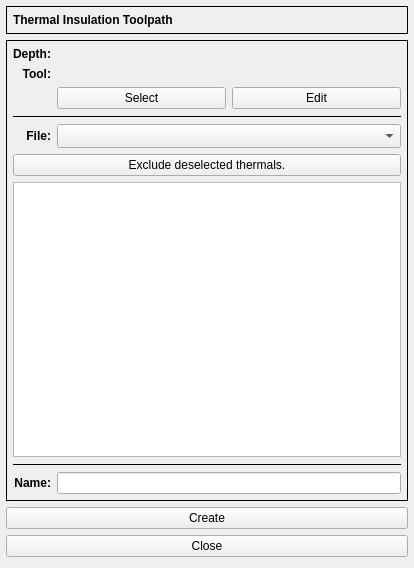
XRay3D/GERBER_X3, file G2G/forms/thermalform.ui: the form before one commit.
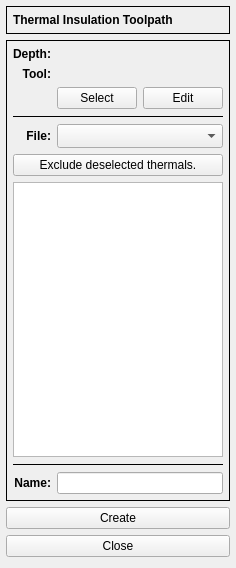
The form after the commit. Custom widgets are drawn as their Qt base class.

Patch:
```diff
--- a/G2G/forms/thermalform.ui
+++ b/G2G/forms/thermalform.ui
@@ -6,7 +6,7 @@
    <rect>
     <x>0</x>
     <y>0</y>
-    <width>414</width>
+    <width>227</width>
     <height>568</height>
    </rect>
   </property>
```
